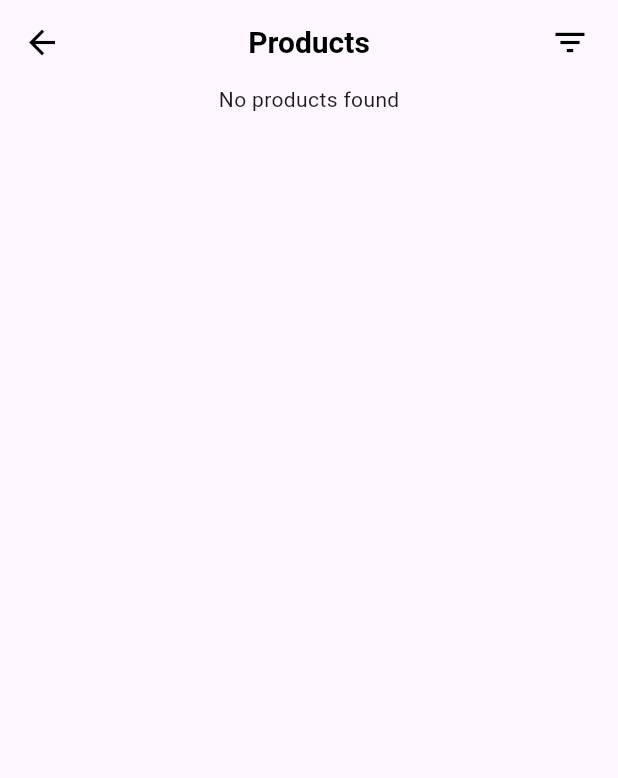
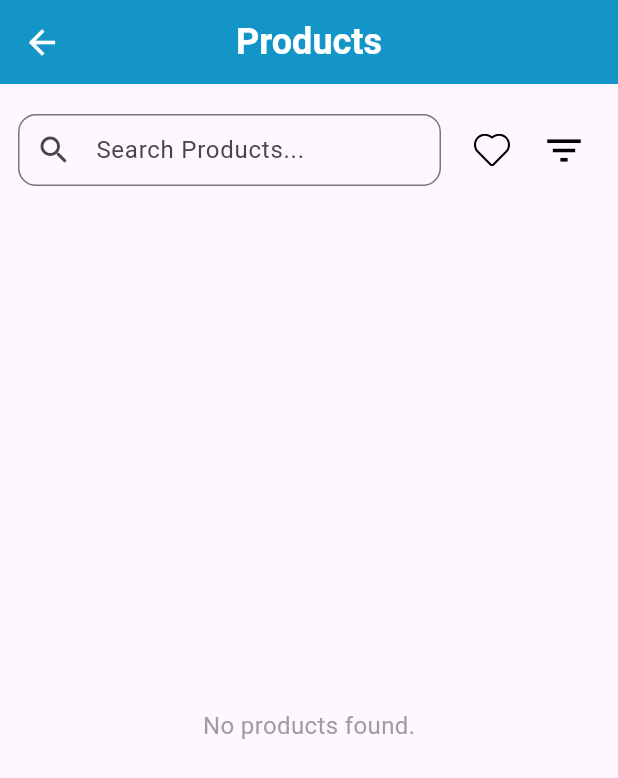
Before and after one commit to Muhammad-Yousuf07/E-Project-4th-Sem, a Flutter app: the UserProductsPage screen opened by its route, after a tap on the "arrow back" icon, after a tap on "See more", on a phone screen of 412 x 824 dp. Shown: the top 778 px of the screen. Run offline on Flutter 3.47's test engine with Material 3 defaults, Android fonts, the phone set to English and light mode, and no system bars; our stand-ins replace cloud_firestore, firebase_auth, firebase_core, firebase_storage, flutter_svg, image_picker; missing offline and left inert: image_picker_web, universal_html; accounts and stored records are empty.

Commit message:
Aptech m kam kia h

```diff
--- a/lib/pages/feedback_page.dart
+++ b/lib/pages/feedback_page.dart
@@ -109,6 +109,7 @@ class _FeedbackFormPageState extends State<FeedbackFormPage> {
         ),
         body: Container(
           color: Color(0xFFeeeeee),
+          height: MediaQuery.of(context).size.height,
           child: SingleChildScrollView(
             padding: const EdgeInsets.all(30),
             child: Center(
--- a/lib/pages/home_page.dart
+++ b/lib/pages/home_page.dart
@@ -182,7 +182,18 @@ class HomeHeader extends StatelessWidget {
       child: Row(
         mainAxisAlignment: MainAxisAlignment.spaceBetween,
         children: [
-          const Expanded(child: SearchField()),
+          Expanded(
+            child: TextField(
+              decoration: InputDecoration(
+                hintText: 'Search Watches...',
+                prefixIcon: Icon(Icons.search),
+                contentPadding: EdgeInsets.symmetric(vertical: 0, horizontal: 10),
+                border: OutlineInputBorder(
+                  borderRadius: BorderRadius.circular(12),
+                ),
+              ),
+            ),
+          ),
           const SizedBox(width: 16),
           IconBtnWithCounter(
             svgSrc: "assets/icons/Heart Icon.svg",
--- a/lib/pages/user_product.dart
+++ b/lib/pages/user_product.dart
@@ -1,7 +1,50 @@
 import 'package:flutter/material.dart';
 import 'package:cloud_firestore/cloud_firestore.dart';
+import 'package:flutter_svg/flutter_svg.dart';
 
+// Custom Icon Button with Counter widget
+class IconBtnWithCounter extends StatelessWidget {
+  final String svgSrc;
+  final int numOfitem;
+  final VoidCallback press;
 
+  const IconBtnWithCounter({
+    required this.svgSrc,
+    required this.numOfitem,
+    required this.press,
+  });
+
+  @override
+  Widget build(BuildContext context) {
+    return Stack(
+      clipBehavior: Clip.none,
+      children: [
+        IconButton(
+          icon: SvgPicture.asset(svgSrc, height: 24, width: 24),
+          onPressed: press,
+        ),
+        if (numOfitem != 0)
+          Positioned(
+            top: -2,
+            right: -2,
+            child: Container(
+              height: 18,
+              width: 18,
+              decoration: BoxDecoration(
+                color: Colors.red,
+                shape: BoxShape.circle,
+              ),
+              alignment: Alignment.center,
+              child: Text(
+                "$numOfitem",
+                style: TextStyle(fontSize: 11, color: Colors.white),
+              ),
+            ),
+          ),
+      ],
+    );
+  }
+}
 
 class UserProductsPage extends StatefulWidget {
   static const String routeName = '/ProductPage';
@@ -12,57 +55,78 @@ class UserProductsPage extends StatefulWidget {
 
 class _UserProductsPageState extends State<UserProductsPage> {
   final FirebaseFirestore _firestore = FirebaseFirestore.instance;
+  String searchQuery = '';
 
   @override
   Widget build(BuildContext context) {
     return Scaffold(
-
-      body: CustomScrollView(
-        slivers: [
-          SliverAppBar(
-            backgroundColor: Colors.transparent,
-            elevation: 0,
-            pinned: false,
-            floating: true,
-            centerTitle: true,
+      appBar: AppBar(
+        backgroundColor: Color(0xFF0e99c9),
+        elevation: 1,
         leading: IconButton(
-              icon: Icon(Icons.arrow_back, color: Colors.black),
+          icon: Icon(Icons.arrow_back, color: Colors.white),
           onPressed: () {
             Navigator.pushReplacementNamed(context, "/HomePage");
           },
         ),
         title: Text(
           "Products",
-              style: TextStyle(
-                  color: Colors.black, fontWeight: FontWeight.bold, fontSize: 20),
+          style: TextStyle(color: Colors.white, fontWeight: FontWeight.bold),
         ),
-            actions: [
+        centerTitle: true,
+      ),
+
+      body: Column(
+        children: [
+          // Search bar + icons row
+          Padding(
+            padding: const EdgeInsets.symmetric(horizontal: 12.0, vertical: 20),
+            child: Row(
+              children: [
+                // Search Bar
+                Expanded(
+                  child: TextField(
+                    decoration: InputDecoration(
+                      hintText: 'Search Products...',
+                      prefixIcon: Icon(Icons.search),
+                      contentPadding: EdgeInsets.symmetric(vertical: 0, horizontal: 10),
+                      border: OutlineInputBorder(
+                        borderRadius: BorderRadius.circular(12),
+                      ),
+                    ),
+                    onChanged: (val) {
+                      setState(() {
+                        searchQuery = val.toLowerCase();
+                      });
+                    },
+                  ),
+                ),
+                SizedBox(width: 10),
+                // Wishlist Icon
+                IconBtnWithCounter(
+                  svgSrc: "assets/icons/Heart Icon.svg",
+                  numOfitem: 0,
+                  press: () {},
+                ),
+                // Filter Icon
                 PopupMenuButton<String>(
-                padding: EdgeInsets.only(right: 16),
-                icon: Icon(Icons.filter_list, color: Colors.black),
+                  icon: Icon(Icons.filter_list, color: Colors.black, size: 30,),
                   onSelected: (value) {
                     print("Selected: $value");
                   },
-                itemBuilder: (BuildContext context) => [
-                  PopupMenuItem(
-                    value: 'All',
-                    child: Text('All'),
-                  ),
-                  PopupMenuItem(
-                    value: 'Analog',
-                    child: Text('Analog'),
-                  ),
-                  PopupMenuItem(
-                    value: 'Digital',
-                    child: Text('Digital'),
-                  ),
-                ],
-              ),
+                  itemBuilder: (context) => [
+                    PopupMenuItem(value: 'All', child: Text('All')),
+                    PopupMenuItem(value: 'Analog', child: Text('Analog')),
+                    PopupMenuItem(value: 'Digital', child: Text('Digital')),
                   ],
                 ),
 
-          // Product List (sliver)
-          SliverToBoxAdapter(
+              ],
+            ),
+          ),
+
+          // Product List
+          Expanded(
             child: StreamBuilder<QuerySnapshot>(
               stream: _firestore
                   .collection('products')
@@ -73,33 +137,43 @@ class _UserProductsPageState extends State<UserProductsPage> {
                   return Center(child: Text('Error loading products'));
                 }
                 if (snapshot.connectionState == ConnectionState.waiting) {
-                  return Center();
+                  return Center(child: CircularProgressIndicator());
                 }
 
-                final products = snapshot.data!.docs;
+                final allProducts = snapshot.data!.docs;
+
+                // Filter products based on search query
+                final products = allProducts.where((doc) {
+                  final data = doc.data() as Map<String, dynamic>;
+                  final name = (data['name'] ?? '').toString().toLowerCase();
+                  return name.contains(searchQuery);
+                }).toList();
 
                 if (products.isEmpty) {
-                  return Center(child: Text('No products found'));
+                  return Center(
+                    child: Text(
+                      searchQuery.isEmpty
+                          ? 'No products found.'
+                          : 'No results for "$searchQuery"',
+                      style: TextStyle(fontSize: 16, color: Colors.grey),
+                    ),
+                  );
                 }
 
                 return Padding(
-                  padding: const EdgeInsets.all(12),
+                  padding: const EdgeInsets.all(8.0),
                   child: GridView.builder(
-                    physics: NeverScrollableScrollPhysics(),
-                    shrinkWrap: true,
-                    padding: EdgeInsets.zero,
+                    itemCount: products.length,
                     gridDelegate: SliverGridDelegateWithFixedCrossAxisCount(
                       crossAxisCount: 2,
                       mainAxisSpacing: 16,
                       crossAxisSpacing: 16,
                       childAspectRatio: 0.7,
                     ),
-                    itemCount: products.length,
                     itemBuilder: (context, index) {
                       final data = products[index].data() as Map<String, dynamic>;
                       final images = List<String>.from(data['images'] ?? []);
-                      final product = products[index];
-                      final productId = product.id;
+                      final productId = products[index].id;
                       bool isWishlisted = false;
 
                       return StatefulBuilder(
@@ -133,7 +207,8 @@ class _UserProductsPageState extends State<UserProductsPage> {
                                   Expanded(
                                     child: ClipRRect(
                                       borderRadius: BorderRadius.only(
-                                          topRight: Radius.circular(16)),
+                                        topRight: Radius.circular(16),
+                                      ),
                                       child: images.isNotEmpty
                                           ? Image.network(
                                         images.first,
@@ -165,7 +240,7 @@ class _UserProductsPageState extends State<UserProductsPage> {
                                         Row(
                                           children: [
                                             Text(
-                                              '\$${data['price']?.toStringAsFixed(2) ?? '0.00'}',
+                                              '\$${(data['price'] as num?)?.toStringAsFixed(2) ?? '0.00'}',
                                               style: TextStyle(
                                                 fontSize: 13,
                                                 fontWeight: FontWeight.w600,
@@ -206,8 +281,6 @@ class _UserProductsPageState extends State<UserProductsPage> {
           ),
         ],
       ),
-
-
     );
   }
 }
--- a/lib/pages/user_product_details.dart
+++ b/lib/pages/user_product_details.dart
@@ -42,8 +42,59 @@ class _ProductDetailPageState extends State<ProductDetailPage> {
   }
 
   @override
-  Widget build(BuildContext context) {
-    // ✅ Yeh images list bana le — productData load hone ke baad
+  //CHAT GPT
+  // Widget build(BuildContext context) {
+  // final List<String> images =
+  // productData != null ? List<String>.from(productData!['images'] ?? []) : [];
+
+  //   return Scaffold(
+  //     backgroundColor: Color(0xFFeeeeee),
+  //     body: isLoading
+  //         ? Center(child: CircularProgressIndicator())
+  //         : productData == null
+  //         ? Center(child: Text('Product not found'))
+  //         : Column(
+  //       children: [
+  //         // back‐button + image (fixed or intrinsic height)
+  //         SafeArea(
+  //           child: IconButton(
+  //             icon: Icon(Icons.arrow_back),
+  //             onPressed: () => Navigator.pop(context),
+  //           ),
+  //         ),
+  //         SizedBox(
+  //           height: 250, // or MediaQuery.of(context).size.height*0.4
+  //           // child: images.isNotEmpty
+  //           //     ? Image.network(images.first, fit: BoxFit.cover)
+  //           //     : Placeholder(),
+  //         ),
+  //
+  //         // this Expanded will fill all the rest of the screen
+  //         Expanded(
+  //           child: Container(
+  //             width: double.infinity,
+  //             decoration: BoxDecoration(
+  //               color: Colors.white,
+  //               borderRadius: BorderRadius.vertical(top: Radius.circular(30)),
+  //             ),
+  //             padding: EdgeInsets.all(20),
+  //             child: SingleChildScrollView(
+  //               child: Column(
+  //                 crossAxisAlignment: CrossAxisAlignment.start,
+  //                 children: [
+  //                   // … your name, price, description, button …
+  //                 ],
+  //               ),
+  //             ),
+  //           ),
+  //         ),
+  //       ],
+  //     ),
+  //   );
+  // }
+
+Widget build(BuildContext context) {
+
     final List<String> images =
     productData != null ? List<String>.from(productData!['images'] ?? []) : [];
 
@@ -92,7 +143,7 @@ class _ProductDetailPageState extends State<ProductDetailPage> {
             // White Container
             Container(
               width: MediaQuery.of(context).size.width,
-              height: 270,
+              height: MediaQuery.of(context).size.height,
               decoration: BoxDecoration(
                 color: Colors.white,
                 borderRadius: BorderRadius.vertical(top: Radius.circular(30)),
```
Also changed, not shown: assets/icons/Cart Icon.svg, assets/icons/Heart Icon.svg, pubspec.lock. Lines whose indentation alone changed are shown as unchanged.
